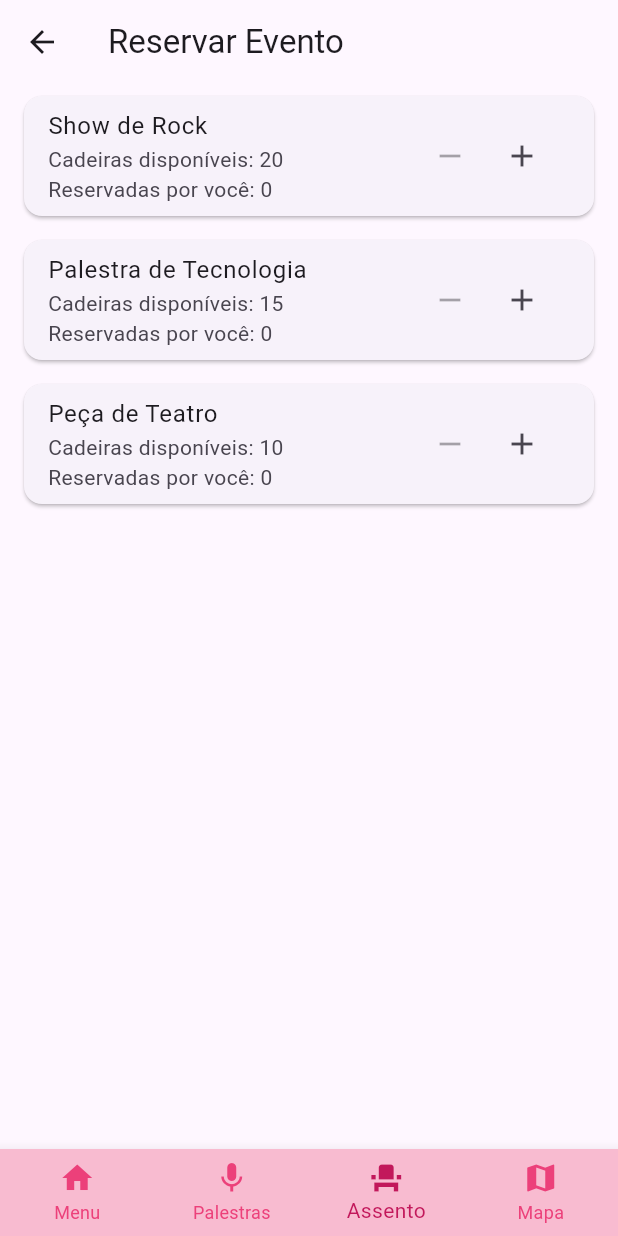
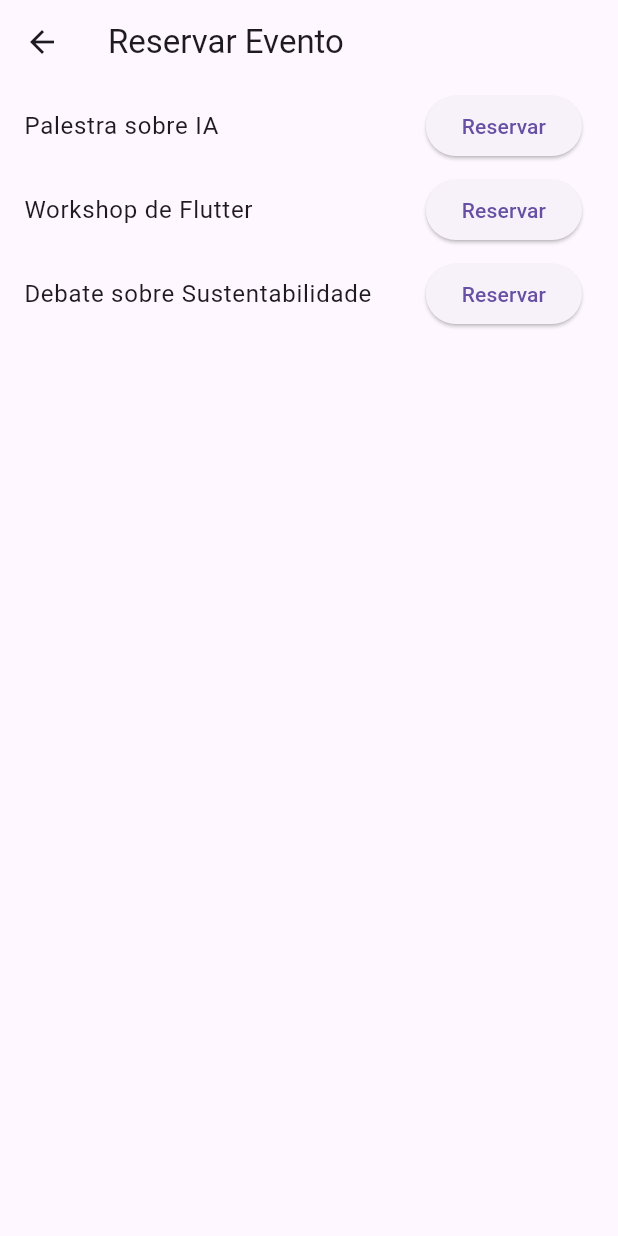
Before and after one commit to guicarvv/flutter_app, a Flutter app: the screen it shows after launch, after a tap on "Entrar sem login", after a tap on "Reservar Evento", on a phone screen of 412 x 824 dp. Run offline on Flutter 3.47's test engine with Material 3 defaults, Android fonts, the light colour scheme and no system bars; our stand-ins replace shared_preferences.

Commit message:
atualizado

```diff
--- a/lib/MapaPage.dart
+++ b/lib/MapaPage.dart
@@ -63,7 +63,7 @@ class _MapaPageState extends State<MapaPage> {
       case 2:
         Navigator.pushReplacement(
           context,
-          MaterialPageRoute(builder: (context) => const ReservarEventoPage()),
+          MaterialPageRoute(builder: (context) => const ReservaEventoPage()),
         );
         break;
       case 3:
--- a/lib/MenuPage.dart
+++ b/lib/MenuPage.dart
@@ -1,10 +1,13 @@
 import 'package:flutter/material.dart';
+import 'package:flutter_application_2/ReservaEvento.dart';
+import 'package:shared_preferences/shared_preferences.dart';
 import 'ProfilePage.dart';
 import 'ReservaEvento.dart';
-import 'LoginPage.dart';
 import 'PalestrasPage.dart';
 import 'SalasPage.dart';
 import 'MapaPage.dart';
+import 'LoginPage.dart';
+import 'dart:async';
 
 class MenuPage extends StatefulWidget {
   const MenuPage({super.key});
@@ -15,6 +18,22 @@ class MenuPage extends StatefulWidget {
 
 class _MenuPageState extends State<MenuPage> {
   int _selectedIndex = 0;
+  List<Map<String, String>> palestrasReservadas = [];
+
+  @override
+  void initState() {
+    super.initState();
+    _carregarReservas();
+    _verificarPalestrasProximas();
+  }
+
+  Future<void> _carregarReservas() async {
+    final prefs = await SharedPreferences.getInstance();
+    List<String> reservasJson = prefs.getStringList('palestrasReservadas') ?? [];
+    setState(() {
+      palestrasReservadas = reservasJson.map((e) => {"nome": e}).toList();
+    });
+  }
 
   void _logout(BuildContext context) {
     Navigator.pushReplacement(
@@ -23,41 +42,56 @@ class _MenuPageState extends State<MenuPage> {
     );
   }
 
-  void _openProfile(BuildContext context) {
-    Navigator.push(
+  void _openProfile(BuildContext context) async {
+    await Navigator.push(
       context,
       MaterialPageRoute(builder: (context) => const ProfilePage()),
     );
+    _carregarReservas();
   }
 
-  // Função para lidar com os cliques nos ícones da barra inferior
-  void _onItemTapped(int index) {
+  void _onItemTapped(int index) async {
     setState(() {
       _selectedIndex = index;
     });
 
     switch (index) {
-      case 0: // Voltar ao Menu (já está na tela atual)
+      case 0:
         break;
       case 1:
-        Navigator.push(
+        await Navigator.push(
           context,
           MaterialPageRoute(builder: (context) => const PalestrasPage()),
         );
         break;
       case 2:
-        Navigator.push(
+        await Navigator.push(
           context,
-          MaterialPageRoute(builder: (context) => const ReservarEventoPage()),
+          MaterialPageRoute(builder: (context) => const ReservaEventoPage()),
         );
+        _carregarReservas();
         break;
       case 3:
-        Navigator.push(
+        await Navigator.push(
           context,
           MaterialPageRoute(builder: (context) => const MapaPage()),
         );
         break;
     }
+  }
+
+  void _verificarPalestrasProximas() {
+    // Simulação: a cada 10s verifica se alguma palestra começa
+    Timer.periodic(const Duration(seconds: 10), (timer) async {
+      if (palestrasReservadas.isEmpty) return;
+
+      // Aqui você pode implementar a verificação real com hora atual
+      // Exemplo fixo:
+      final nome = palestrasReservadas.first['nome']!;
+      ScaffoldMessenger.of(context).showSnackBar(
+        SnackBar(content: Text("Atenção! Faltam 5 minutos para '$nome'")),
+      );
+    });
   }
 
   @override
@@ -85,19 +119,20 @@ class _MenuPageState extends State<MenuPage> {
             ElevatedButton.icon(
               icon: const Icon(Icons.event_seat),
               label: const Text('Reservar Evento'),
-              onPressed: () {
-                Navigator.push(
+              onPressed: () async {
+                await Navigator.push(
                   context,
-                  MaterialPageRoute(builder: (context) => const ReservarEventoPage()),
+                  MaterialPageRoute(builder: (context) => const ReservaEventoPage()),
                 );
+                _carregarReservas();
               },
             ),
             const SizedBox(height: 10),
             ElevatedButton.icon(
               icon: const Icon(Icons.mic),
               label: const Text('Palestras (Auditório)'),
-              onPressed: () {
-                Navigator.push(
+              onPressed: () async {
+                await Navigator.push(
                   context,
                   MaterialPageRoute(builder: (context) => const PalestrasPage()),
                 );
@@ -138,7 +173,7 @@ class _MenuPageState extends State<MenuPage> {
                 suffixIcon: const Icon(Icons.search),
               ),
               onSubmitted: (value) {
-                // TODO: Implementar busca de eventos
+                // TODO: implementar busca de eventos
               },
             ),
           ],
--- a/lib/ReservaEvento.dart
+++ b/lib/ReservaEvento.dart
@@ -1,151 +1,57 @@
 import 'package:flutter/material.dart';
-import 'MenuPage.dart';
-import 'PalestrasPage.dart';
-import 'MapaPage.dart';
-import 'ReservaEvento.dart'; // Opcional, pois já estamos nela
+import 'package:shared_preferences/shared_preferences.dart';
 
-class ReservarEventoPage extends StatefulWidget {
-  const ReservarEventoPage({super.key});
+class ReservaEventoPage extends StatefulWidget {
+  const ReservaEventoPage({super.key});
 
   @override
-  State<ReservarEventoPage> createState() => _ReservarEventoPageState();
+  State<ReservaEventoPage> createState() => _ReservaEventoPageState();
 }
 
-class _ReservarEventoPageState extends State<ReservarEventoPage> {
-  final List<Map<String, dynamic>> eventos = [
-    {'nome': 'Show de Rock', 'cadeirasDisponiveis': 20, 'reservadas': 0},
-    {'nome': 'Palestra de Tecnologia', 'cadeirasDisponiveis': 15, 'reservadas': 0},
-    {'nome': 'Peça de Teatro', 'cadeirasDisponiveis': 10, 'reservadas': 0},
+class _ReservaEventoPageState extends State<ReservaEventoPage> {
+  List<String> palestras = [
+    "Palestra sobre IA",
+    "Workshop de Flutter",
+    "Debate sobre Sustentabilidade"
   ];
 
-  int _selectedIndex = 2; // Assento é o 3º item
+  void reservarPalestra(String nomePalestra) async {
+    final prefs = await SharedPreferences.getInstance();
+    List<String> palestrasReservadas =
+        prefs.getStringList('palestrasReservadas') ?? [];
 
-  void reservarCadeira(int index) {
-    setState(() {
-      if (eventos[index]['reservadas'] < 2 && eventos[index]['cadeirasDisponiveis'] > 0) {
-        eventos[index]['reservadas']++;
-        eventos[index]['cadeirasDisponiveis']--;
-      } else if (eventos[index]['reservadas'] >= 2) {
-        ScaffoldMessenger.of(context).showSnackBar(
-          const SnackBar(content: Text('Você pode reservar até 2 lugares por evento.')),
-        );
-      } else {
-        ScaffoldMessenger.of(context).showSnackBar(
-          const SnackBar(content: Text('Não há mais cadeiras disponíveis nesse evento.')),
-        );
-      }
-    });
-  }
+    if (!palestrasReservadas.contains(nomePalestra)) {
+      palestrasReservadas.add(nomePalestra);
+      await prefs.setStringList('palestrasReservadas', palestrasReservadas);
 
-  void removerReserva(int index) {
-    setState(() {
-      if (eventos[index]['reservadas'] > 0) {
-        eventos[index]['reservadas']--;
-        eventos[index]['cadeirasDisponiveis']++;
-      } else {
-        ScaffoldMessenger.of(context).showSnackBar(
-          const SnackBar(content: Text('Você não tem reservas para remover neste evento.')),
-        );
-      }
-    });
-  }
+      ScaffoldMessenger.of(context).showSnackBar(
+        SnackBar(content: Text('Reserva confirmada para $nomePalestra!')),
+      );
 
-  void _onItemTapped(int index) {
-    setState(() {
-      _selectedIndex = index;
-    });
-
-    switch (index) {
-      case 0:
-        Navigator.pushReplacement(
-          context,
-          MaterialPageRoute(builder: (context) => const MenuPage()),
-        );
-        break;
-      case 1:
-        Navigator.pushReplacement(
-          context,
-          MaterialPageRoute(builder: (context) => const PalestrasPage()),
-        );
-        break;
-      case 2:
-        // Já está na tela
-        break;
-      case 3:
-        Navigator.pushReplacement(
-          context,
-          MaterialPageRoute(builder: (context) => const MapaPage()),
-        );
-        break;
+      Navigator.pop(context, true); // Retorna para o perfil informando que mudou
+    } else {
+      ScaffoldMessenger.of(context).showSnackBar(
+        SnackBar(content: Text('Você já reservou esta palestra!')),
+      );
     }
   }
 
   @override
   Widget build(BuildContext context) {
     return Scaffold(
-      appBar: AppBar(
-        title: const Text('Reservar Evento'),
-      ),
+      appBar: AppBar(title: Text("Reservar Evento")),
       body: ListView.builder(
-        itemCount: eventos.length,
+        itemCount: palestras.length,
         itemBuilder: (context, index) {
-          final evento = eventos[index];
-          return Card(
-            margin: const EdgeInsets.symmetric(horizontal: 16, vertical: 8),
-            child: ListTile(
-              title: Text(evento['nome']),
-              subtitle: Column(
-                crossAxisAlignment: CrossAxisAlignment.start,
-                children: [
-                  Text('Cadeiras disponíveis: ${evento['cadeirasDisponiveis']}'),
-                  Text('Reservadas por você: ${evento['reservadas']}'),
-                ],
-              ),
-              trailing: Row(
-                mainAxisSize: MainAxisSize.min,
-                children: [
-                  IconButton(
-                    icon: const Icon(Icons.remove),
-                    onPressed: evento['reservadas'] > 0 ? () => removerReserva(index) : null,
-                  ),
-                  IconButton(
-                    icon: const Icon(Icons.add),
-                    onPressed: (evento['reservadas'] < 2 && evento['cadeirasDisponiveis'] > 0)
-                        ? () => reservarCadeira(index)
-                        : null,
-                  ),
-                ],
-              ),
+          return ListTile(
+            title: Text(palestras[index]),
+            trailing: ElevatedButton(
+              onPressed: () => reservarPalestra(palestras[index]),
+              child: Text("Reservar"),
             ),
           );
         },
       ),
-      bottomNavigationBar: BottomNavigationBar(
-        currentIndex: _selectedIndex,
-        onTap: _onItemTapped,
-        backgroundColor: Colors.pink[100],
-        selectedItemColor: Colors.pink[700],
-        unselectedItemColor: Colors.pink[400],
-        type: BottomNavigationBarType.fixed,
-        items: const [
-          BottomNavigationBarItem(
-            icon: Icon(Icons.home),
-            label: 'Menu',
-          ),
-          BottomNavigationBarItem(
-            icon: Icon(Icons.mic),
-            label: 'Palestras',
-          ),
-          BottomNavigationBarItem(
-            icon: Icon(Icons.event_seat),
-            label: 'Assento',
-          ),
-          BottomNavigationBarItem(
-            icon: Icon(Icons.map),
-            label: 'Mapa',
-          ),
-        ],
-      ),
     );
   }
 }
--- a/pubspec.yaml
+++ b/pubspec.yaml
@@ -11,6 +11,8 @@ dependencies:
   flutter:
     sdk: flutter
   cupertino_icons: ^1.0.8
+  shared_preferences: ^2.2.3
+  intl: ^0.19.0
 
 dev_dependencies:
   flutter_test:
```
Also changed, not shown: lib/ProfilePage.dart (+38 -88 lines), pubspec.lock, 1 other file.
